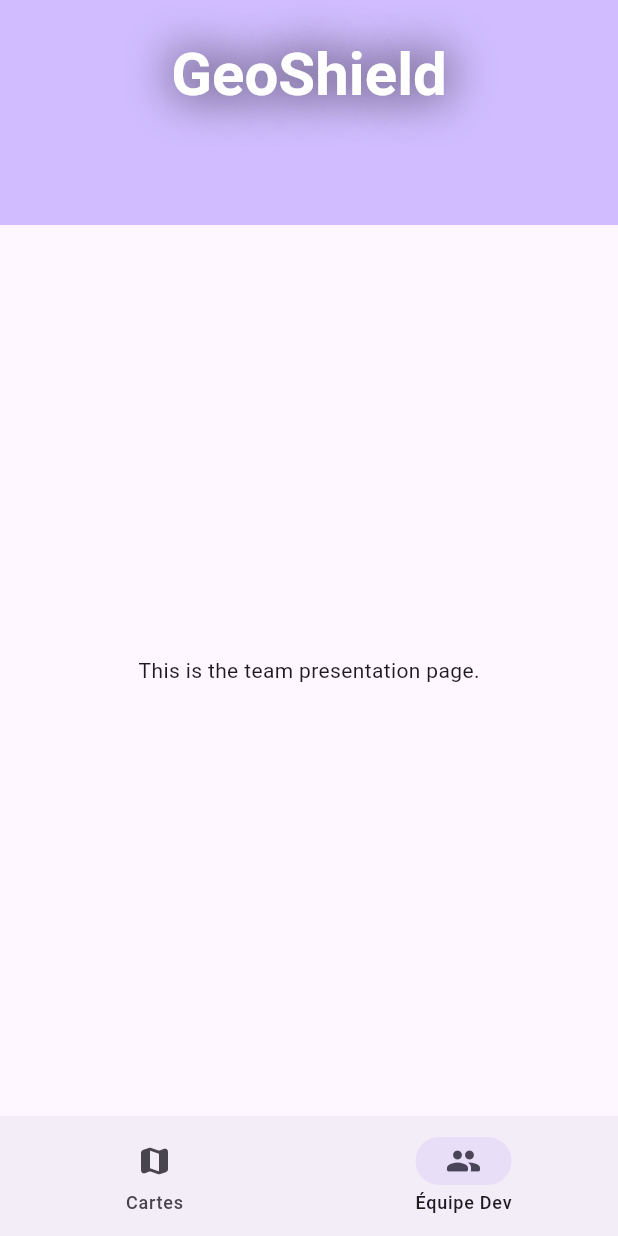
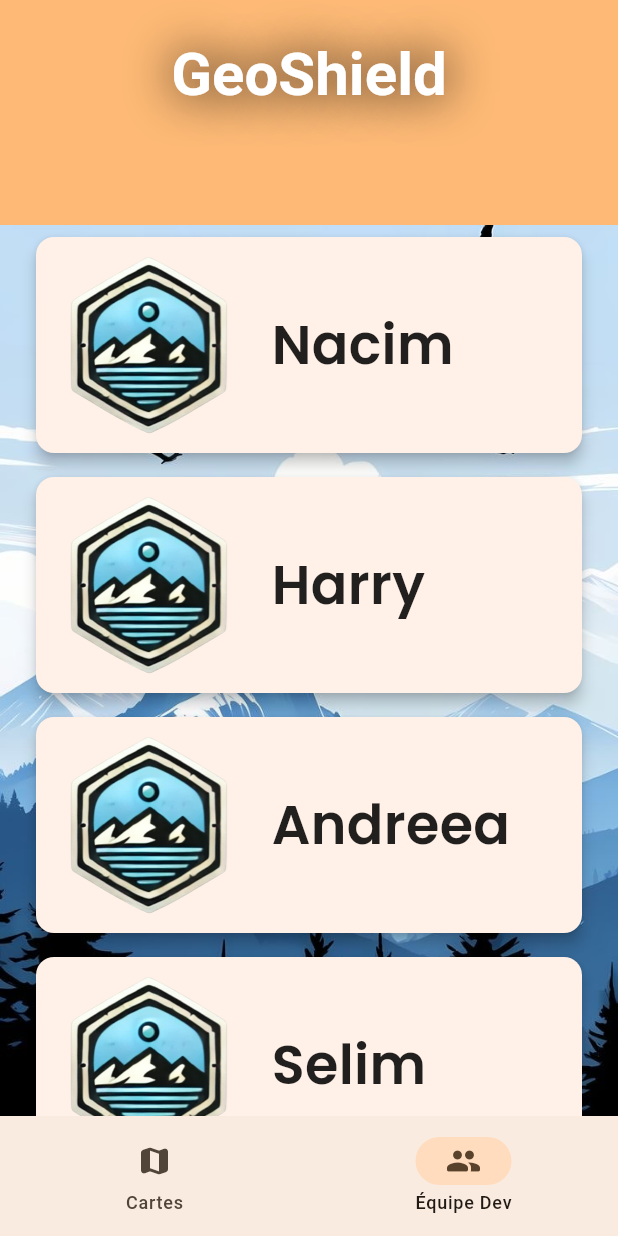
Before and after one commit to Andreea-Maria1/PolyHx-2025, a Flutter app: the screen it shows after launch, item 2 of the bottom bar chosen, on a phone screen of 412 x 824 dp. Run offline on Flutter 3.47's test engine with Material 3 defaults, Android fonts, the phone set to English and light mode, and no system bars; our stand-ins replace flutter_map, google_fonts, latlong2; missing offline and left inert: proj4dart.

Commit message:
Added styling to dev page :)

```diff
--- a/lib/main.dart
+++ b/lib/main.dart
@@ -31,6 +31,9 @@ class _MyAppState extends State<MyApp> {
   @override
   Widget build(BuildContext context) {
     return MaterialApp(
+      theme: ThemeData(
+          colorScheme: ColorScheme.fromSeed(seedColor: Colors.orange)),
+      debugShowCheckedModeBanner: false,
       home: Scaffold(
         body: _pages[_selectedIndex],
         bottomNavigationBar: Navbar(
--- a/lib/pages/dev_team_page.dart
+++ b/lib/pages/dev_team_page.dart
@@ -1,15 +1,71 @@
 import 'package:flutter/material.dart';
 import 'package:geoshield/components/header.dart';
+import 'package:google_fonts/google_fonts.dart';
+
+class Credit extends StatelessWidget {
+  const Credit({super.key, required this.name});
+
+  final String name;
+  final double _fontSize = 36;
+
+  @override
+  Widget build(BuildContext context) {
+    return SizedBox(
+      width: 500,
+      child: Card(
+        shape: RoundedRectangleBorder(borderRadius: BorderRadius.circular(12)),
+        elevation: 4,
+        margin: const EdgeInsets.symmetric(vertical: 8, horizontal: 24),
+        child: Padding(
+          padding: const EdgeInsets.symmetric(vertical: 12, horizontal: 16),
+          child: Row(
+            mainAxisAlignment: MainAxisAlignment.start,
+            children: [
+              Image.asset(
+                "assets/geoshield.png",
+                height: 120,
+              ),
+              const SizedBox(width: 16),
+              Text(
+                name,
+                style: GoogleFonts.poppins(
+                  fontSize: _fontSize,
+                  fontWeight: FontWeight.w600,
+                  color: Colors.black87,
+                ),
+              ),
+            ],
+          ),
+        ),
+      ),
+    );
+  }
+}
 
 class DevTeamPage extends StatelessWidget {
   const DevTeamPage({super.key});
 
   @override
   Widget build(BuildContext context) {
-    return const Scaffold(
-      appBar: Header(),
-      body: Center(
-        child: Text('This is the team presentation page.'),
+    return Scaffold(
+      backgroundColor: Colors.grey[100], // Light background
+      appBar: const Header(),
+      body: const DecoratedBox(
+        decoration: BoxDecoration(
+          image: DecorationImage(
+              image: AssetImage("assets/bg.jpg"), fit: BoxFit.cover),
+        ),
+        child: Center(
+          child: Column(
+            mainAxisAlignment: MainAxisAlignment.center,
+            children: [
+              Credit(name: "Nacim"),
+              Credit(name: "Harry"),
+              Credit(name: "Andreea"),
+              Credit(name: "Selim"),
+            ],
+          ),
+        ),
       ),
     );
   }
--- a/pubspec.yaml
+++ b/pubspec.yaml
@@ -38,6 +38,7 @@ dependencies:
     flutter_map_geojson: ^1.0.7
     latlong2: 0.9.1
     proj4dart: ^2.1.0
+    google_fonts: ^6.2.1
 
 dev_dependencies:
     flutter_test:
```
Also changed, not shown: assets/bg.jpg (added), assets/geoshield.png (added), flutter_01.png (added), pubspec.lock.
